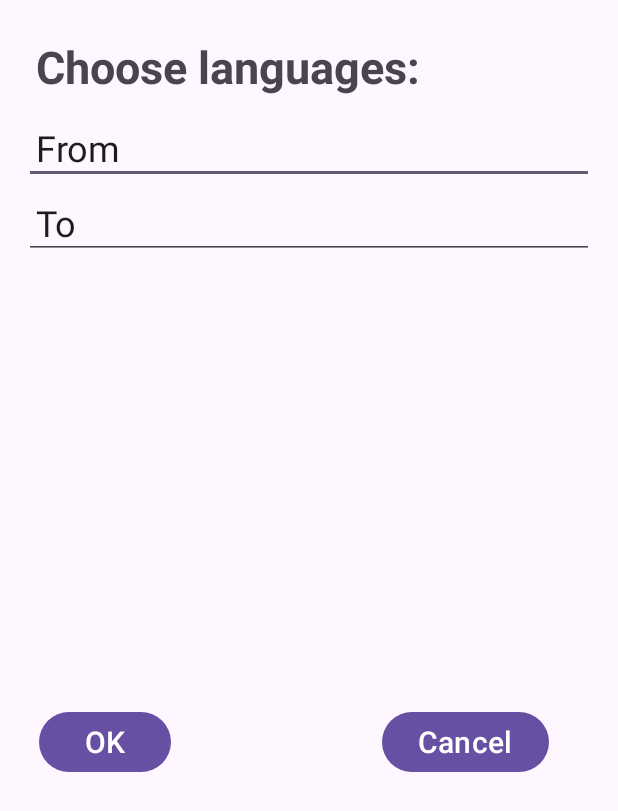
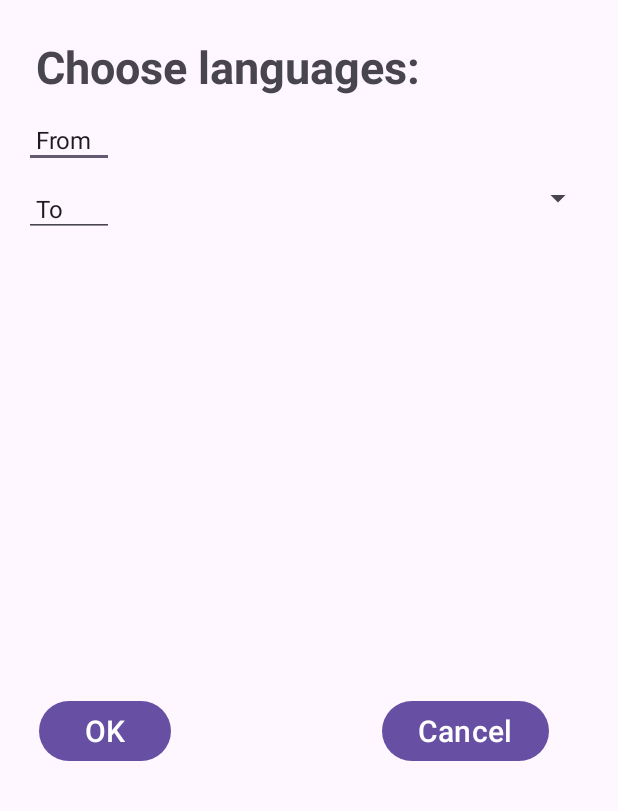
Before and after one commit to eee9/TranslateCheck, an Android app: the layout activity_setup.xml on its own in the app's theme, with its tools: preview values and no code run, on a phone screen of 412 x 824 dp. Shown: the top 811 px of the screen. Run offline under Robolectric (Android 15) with nearby library versions, the phone set to English and light mode, and no system bars.

Commit message:
Added Spinner for tests in SetupActivity. PCR.

```diff
--- a/app/src/main/res/layout/activity_main.xml
+++ b/app/src/main/res/layout/activity_main.xml
@@ -80,7 +80,7 @@
             android:layout_margin="3dp"
             android:layout_height="50dp"
             android:padding="10dp"
-            android:text="PCO Exit"
+            android:text="Exit"
             android:textColor="#fafafa" />
     </LinearLayout>
 
--- a/app/src/main/res/layout/activity_setup.xml
+++ b/app/src/main/res/layout/activity_setup.xml
@@ -23,8 +23,8 @@
         app:layout_constraintTop_toTopOf="parent" />
 
     <EditText
-        android:id="@+id/langForm"
-        android:layout_width="match_parent"
+        android:id="@+id/langFrom"
+        android:layout_width="60dp"
         android:layout_height="wrap_content"
         android:layout_marginStart="8dp"
         android:layout_marginTop="1dp"
@@ -32,7 +32,7 @@
         android:autofillHints="input page number..."
         android:padding="8dp"
         android:text="From"
-        android:textSize="24sp"
+        android:textSize="16sp"
         app:layout_constraintEnd_toEndOf="parent"
         app:layout_constraintHorizontal_bias="0.0"
         app:layout_constraintStart_toStartOf="parent"
@@ -40,19 +40,33 @@
 
     <EditText
         android:id="@+id/langTo"
-        android:layout_width="match_parent"
+        android:layout_width="60dp"
         android:layout_height="wrap_content"
         android:layout_marginStart="8dp"
-        android:layout_marginTop="1dp"
+        android:layout_marginTop="4dp"
         android:layout_marginEnd="8dp"
+        android:autofillHints="input page number..."
         android:padding="8dp"
-        android:autofillHints="input page number..."
+        android:layout_margin="8dp"
         android:text="To"
-        android:textSize="24sp"
+        android:textSize="16sp"
         app:layout_constraintEnd_toEndOf="parent"
         app:layout_constraintHorizontal_bias="0.0"
         app:layout_constraintStart_toStartOf="parent"
-        app:layout_constraintTop_toBottomOf="@+id/langForm" />
+        app:layout_constraintTop_toBottomOf="@+id/langFrom" />
+
+    <Spinner
+        android:id="@+id/spinnerTo"
+        android:layout_width="0dp"
+        android:layout_height="wrap_content"
+        android:layout_margin="8dp"
+        android:padding="8dp"
+        android:textSize="16sp"
+        android:spinnerMode="dropdown"
+        app:layout_constraintEnd_toEndOf="parent"
+        app:layout_constraintLeft_toRightOf="@+id/langTo"
+        app:layout_constraintStart_toEndOf="@+id/langTo"
+        app:layout_constraintTop_toBottomOf="@+id/langFrom" />
 
     <Button
         android:id="@+id/buttonGo"
```
Also changed, not shown: app/src/main/java/com/maix/translatecheck/MainActivity.kt (+10 -6 lines), app/src/main/java/com/maix/translatecheck/SetupActivity.kt (+43 -0 lines), app/src/main/res/values/strings.xml (+16 -36 lines).
